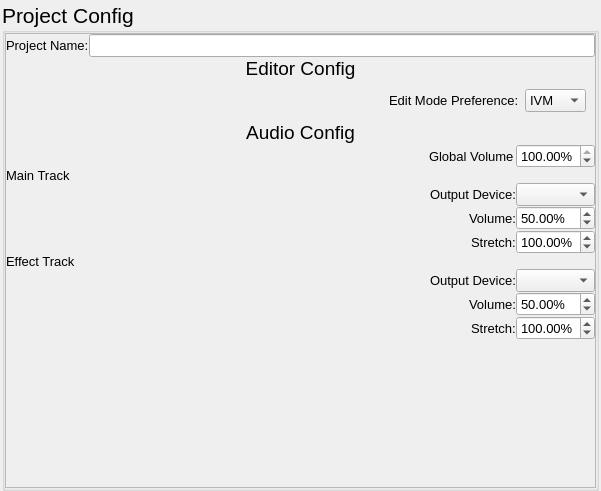
The window that src/ui/project/projectconfig.ui (xiangCaO233/MusicMapMaker) describes before a commit, drawn with Qt 5.
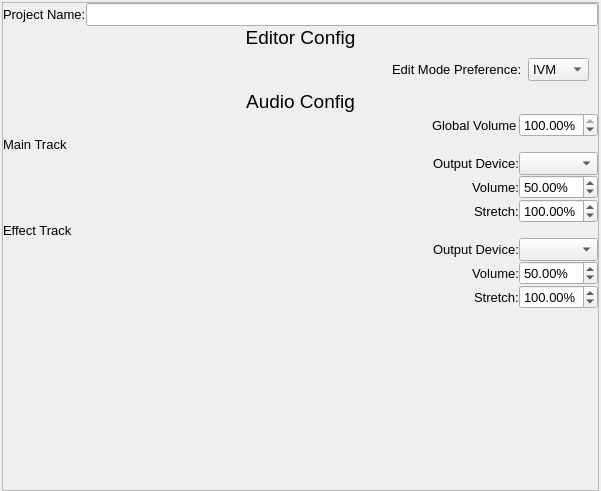
The same window after the commit.

Patch:
```diff
--- a/src/ui/project/projectconfig.ui
+++ b/src/ui/project/projectconfig.ui
@@ -30,32 +30,6 @@
     <number>0</number>
    </property>
    <item>
-    <widget class="QGroupBox" name="groupBox">
-     <property name="font">
-      <font>
-       <pointsize>16</pointsize>
-      </font>
-     </property>
-     <property name="title">
-      <string>Project Config</string>
-     </property>
-     <layout class="QVBoxLayout" name="verticalLayout_5">
-      <property name="spacing">
-       <number>2</number>
-      </property>
-      <property name="leftMargin">
-       <number>0</number>
-      </property>
-      <property name="topMargin">
-       <number>0</number>
-      </property>
-      <property name="rightMargin">
-       <number>0</number>
-      </property>
-      <property name="bottomMargin">
-       <number>0</number>
-      </property>
-      <item>
        <widget class="QScrollArea" name="scrollArea">
         <property name="widgetResizable">
          <bool>true</bool>
@@ -65,8 +39,8 @@
           <rect>
            <x>0</x>
            <y>0</y>
-           <width>589</width>
-           <height>458</height>
+        <width>595</width>
+        <height>487</height>
           </rect>
          </property>
          <layout class="QVBoxLayout" name="verticalLayout">
@@ -594,9 +568,6 @@
           </item>
          </layout>
         </widget>
-       </widget>
-      </item>
-     </layout>
     </widget>
    </item>
   </layout>
```
Lines whose indentation alone changed are shown as unchanged.
